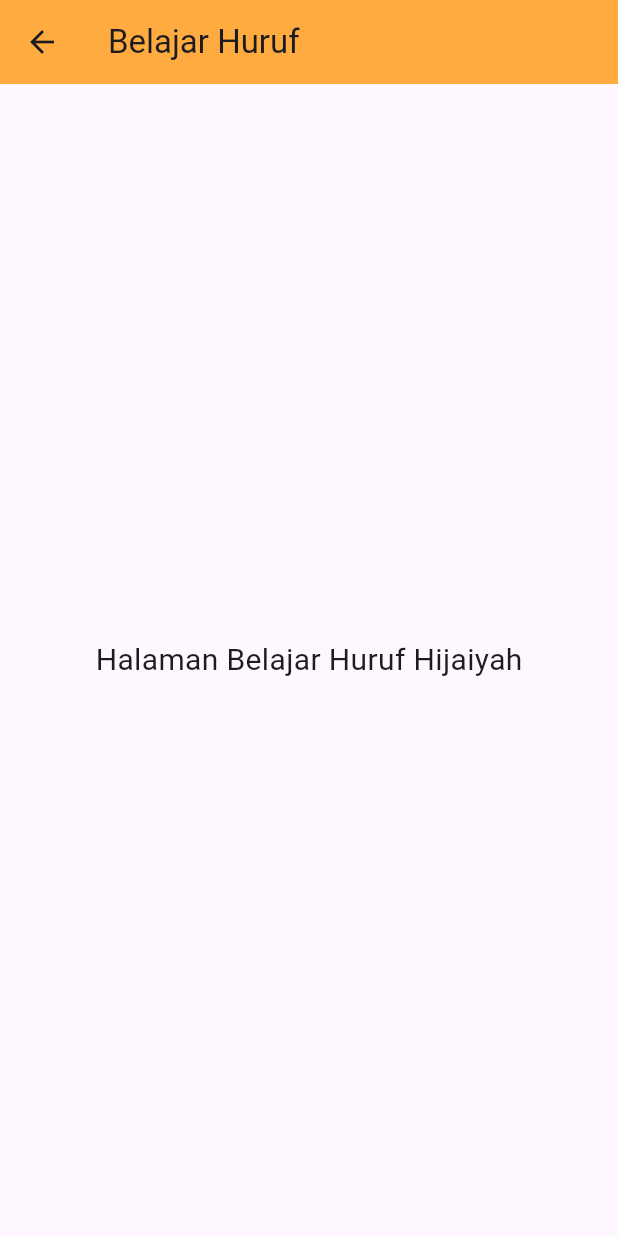
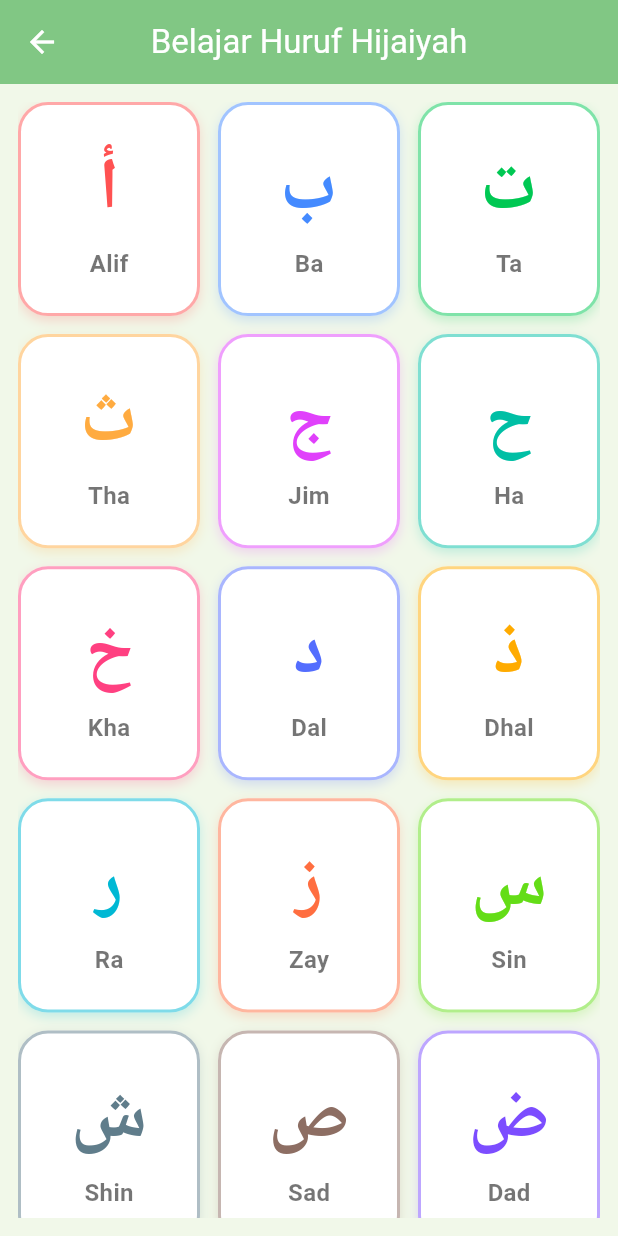
Before and after one commit to ivan72727272/i-qrok, a Flutter app: the BelajarHurufScreen screen opened directly, on a phone screen of 412 x 824 dp. Run offline on Flutter 3.47's test engine with Material 3 defaults, Android fonts, the phone set to English and light mode, and no system bars.

Commit message:
feat: display hijaiyah letters in grid layout

```diff
--- a/lib/screens/belajar_huruf_screen.dart
+++ b/lib/screens/belajar_huruf_screen.dart
@@ -1,19 +1,113 @@
 import 'package:flutter/material.dart';
+
+class HijaiyahLetter {
+  final String char;
+  final String name;
+  final Color color;
+
+  HijaiyahLetter({required this.char, required this.name, required this.color});
+}
 
 class BelajarHurufScreen extends StatelessWidget {
   const BelajarHurufScreen({super.key});
 
   @override
   Widget build(BuildContext context) {
+    // Data statis huruf hijaiyah
+    final List<HijaiyahLetter> letters = [
+      HijaiyahLetter(char: 'أ', name: 'Alif', color: Colors.redAccent),
+      HijaiyahLetter(char: 'ب', name: 'Ba', color: Colors.blueAccent),
+      HijaiyahLetter(char: 'ت', name: 'Ta', color: Colors.greenAccent.shade700),
+      HijaiyahLetter(char: 'ث', name: 'Tha', color: Colors.orangeAccent),
+      HijaiyahLetter(char: 'ج', name: 'Jim', color: Colors.purpleAccent),
+      HijaiyahLetter(char: 'ح', name: 'Ha', color: Colors.tealAccent.shade700),
+      HijaiyahLetter(char: 'خ', name: 'Kha', color: Colors.pinkAccent),
+      HijaiyahLetter(char: 'د', name: 'Dal', color: Colors.indigoAccent),
+      HijaiyahLetter(char: 'ذ', name: 'Dhal', color: Colors.amberAccent.shade700),
+      HijaiyahLetter(char: 'ر', name: 'Ra', color: Colors.cyanAccent.shade700),
+      HijaiyahLetter(char: 'ز', name: 'Zay', color: Colors.deepOrangeAccent),
+      HijaiyahLetter(char: 'س', name: 'Sin', color: Colors.lightGreenAccent.shade700),
+      HijaiyahLetter(char: 'ش', name: 'Shin', color: Colors.blueGrey),
+      HijaiyahLetter(char: 'ص', name: 'Sad', color: Colors.brown.shade400),
+      HijaiyahLetter(char: 'ض', name: 'Dad', color: Colors.deepPurpleAccent),
+      HijaiyahLetter(char: 'ط', name: 'Ta', color: Colors.red.shade400),
+      HijaiyahLetter(char: 'ظ', name: 'Za', color: Colors.blue.shade700),
+      HijaiyahLetter(char: 'ع', name: '‘Ain', color: Colors.green.shade600),
+      HijaiyahLetter(char: 'غ', name: 'Ghain', color: Colors.orange.shade800),
+      HijaiyahLetter(char: 'ف', name: 'Fa', color: Colors.pink.shade700),
+      HijaiyahLetter(char: 'ق', name: 'Qaf', color: Colors.purple.shade700),
+      HijaiyahLetter(char: 'ك', name: 'Kaf', color: Colors.teal.shade800),
+      HijaiyahLetter(char: 'ل', name: 'Lam', color: Colors.indigo.shade800),
+      HijaiyahLetter(char: 'م', name: 'Mim', color: Colors.lime.shade900),
+      HijaiyahLetter(char: 'ن', name: 'Nun', color: Colors.amber.shade900),
+      HijaiyahLetter(char: 'و', name: 'Waw', color: Colors.cyan.shade900),
+      HijaiyahLetter(char: 'هـ', name: 'Ha', color: Colors.deepOrange.shade900),
+      HijaiyahLetter(char: 'ء', name: 'Hamzah', color: Colors.blueGrey.shade800),
+      HijaiyahLetter(char: 'ي', name: 'Ya', color: Colors.green.shade900),
+    ];
+
     return Scaffold(
+      backgroundColor: const Color(0xFFF1F8E9),
       appBar: AppBar(
-        title: const Text('Belajar Huruf'),
-        backgroundColor: Colors.orangeAccent,
+        title: const Text('Belajar Huruf Hijaiyah'),
+        centerTitle: true,
+        backgroundColor: const Color(0xFF81C784),
+        foregroundColor: Colors.white,
       ),
-      body: const Center(
-        child: Text(
-          'Halaman Belajar Huruf Hijaiyah',
-          style: TextStyle(fontSize: 20),
+      body: Padding(
+        padding: const EdgeInsets.all(12.0),
+        child: GridView.builder(
+          gridDelegate: const SliverGridDelegateWithFixedCrossAxisCount(
+            crossAxisCount: 3, // 3 kolom
+            crossAxisSpacing: 12,
+            mainAxisSpacing: 12,
+            childAspectRatio: 0.85, // Kotak agak tinggi
+          ),
+          itemCount: letters.length,
+          itemBuilder: (context, index) {
+            final letter = letters[index];
+            return Container(
+              decoration: BoxDecoration(
+                color: Colors.white,
+                borderRadius: BorderRadius.circular(20),
+                boxShadow: [
+                  BoxShadow(
+                    color: letter.color.withOpacity(0.2),
+                    blurRadius: 6,
+                    offset: const Offset(0, 3),
+                  ),
+                ],
+                border: Border.all(
+                  color: letter.color.withOpacity(0.5),
+                  width: 2,
+                ),
+              ),
+              child: Column(
+                mainAxisAlignment: MainAxisAlignment.center,
+                children: [
+                  // Huruf Arab
+                  Text(
+                    letter.char,
+                    style: TextStyle(
+                      fontSize: 48,
+                      fontWeight: FontWeight.bold,
+                      color: letter.color,
+                    ),
+                  ),
+                  const SizedBox(height: 4),
+                  // Nama Huruf
+                  Text(
+                    letter.name,
+                    style: const TextStyle(
+                      fontSize: 16,
+                      fontWeight: FontWeight.w600,
+                      color: Colors.black54,
+                    ),
+                  ),
+                ],
+              ),
+            );
+          },
         ),
       ),
     );
```
